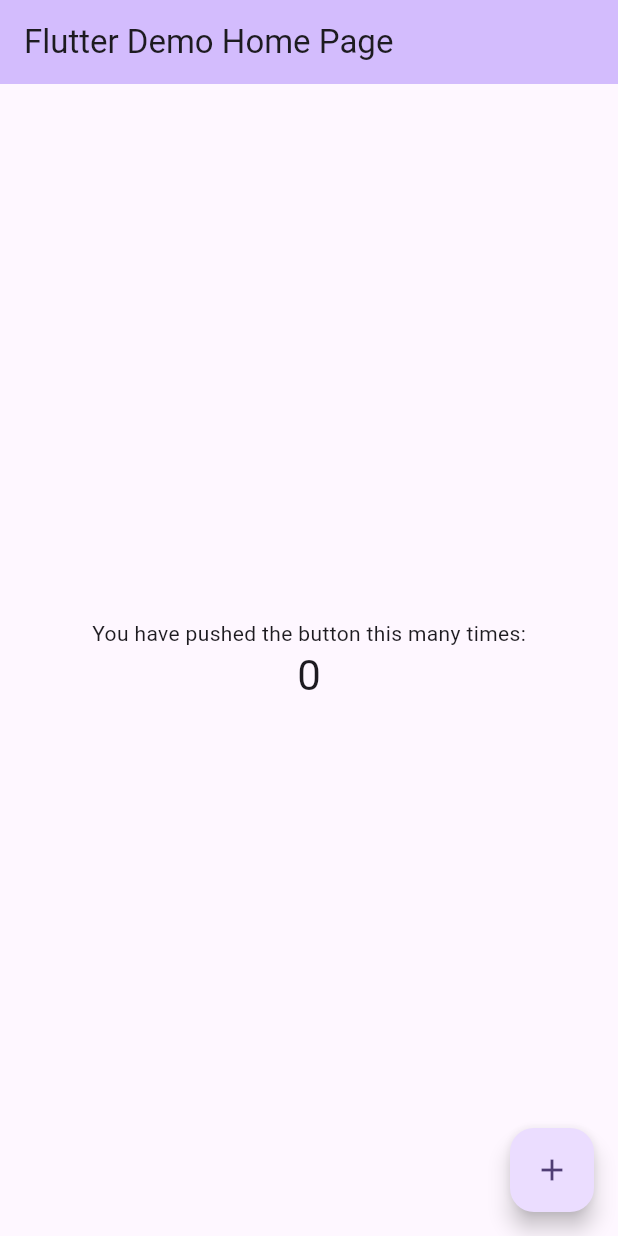
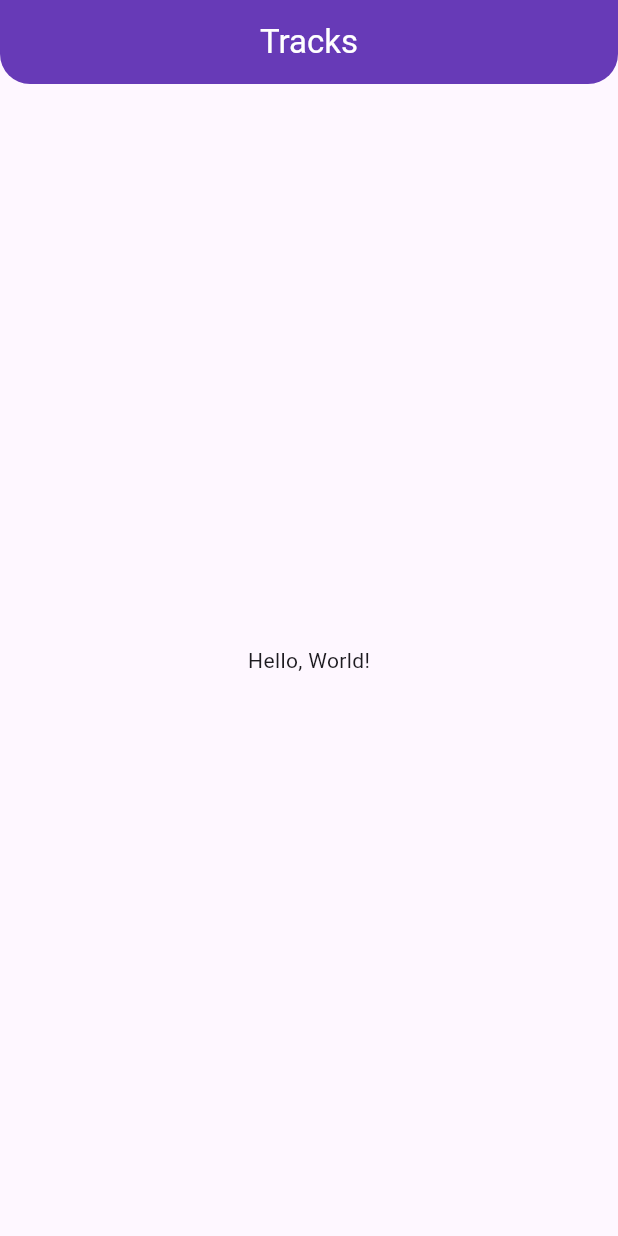
Before and after one commit to khushikawade/Relu_Consultancy_Flutter_Task, a Flutter app: the screen it shows after launch, on a phone screen of 412 x 824 dp. Run offline on Flutter 3.47's test engine with Material 3 defaults, Android fonts, the phone set to English and light mode, and no system bars.

Commit message:
done folder structure

```diff
--- a/lib/main.dart
+++ b/lib/main.dart
@@ -1,125 +1,6 @@
 import 'package:flutter/material.dart';
+import 'package:relu_consultancy_task/modules/home/ui/home_screen.dart';
 
 void main() {
-  runApp(const MyApp());
+  runApp(const HomeScreen());
 }
-
-class MyApp extends StatelessWidget {
-  const MyApp({super.key});
-
-  // This widget is the root of your application.
-  @override
-  Widget build(BuildContext context) {
-    return MaterialApp(
-      title: 'Flutter Demo',
-      theme: ThemeData(
-        // This is the theme of your application.
-        //
-        // TRY THIS: Try running your application with "flutter run". You'll see
-        // the application has a purple toolbar. Then, without quitting the app,
-        // try changing the seedColor in the colorScheme below to Colors.green
-        // and then invoke "hot reload" (save your changes or press the "hot
-        // reload" button in a Flutter-supported IDE, or press "r" if you used
-        // the command line to start the app).
-        //
-        // Notice that the counter didn't reset back to zero; the application
-        // state is not lost during the reload. To reset the state, use hot
-        // restart instead.
-        //
-        // This works for code too, not just values: Most code changes can be
-        // tested with just a hot reload.
-        colorScheme: ColorScheme.fromSeed(seedColor: Colors.deepPurple),
-        useMaterial3: true,
-      ),
-      home: const MyHomePage(title: 'Flutter Demo Home Page'),
-    );
-  }
-}
-
-class MyHomePage extends StatefulWidget {
-  const MyHomePage({super.key, required this.title});
-
-  // This widget is the home page of your application. It is stateful, meaning
-  // that it has a State object (defined below) that contains fields that affect
-  // how it looks.
-
-  // This class is the configuration for the state. It holds the values (in this
-  // case the title) provided by the parent (in this case the App widget) and
-  // used by the build method of the State. Fields in a Widget subclass are
-  // always marked "final".
-
-  final String title;
-
-  @override
-  State<MyHomePage> createState() => _MyHomePageState();
-}
-
-class _MyHomePageState extends State<MyHomePage> {
-  int _counter = 0;
-
-  void _incrementCounter() {
-    setState(() {
-      // This call to setState tells the Flutter framework that something has
-      // changed in this State, which causes it to rerun the build method below
-      // so that the display can reflect the updated values. If we changed
-      // _counter without calling setState(), then the build method would not be
-      // called again, and so nothing would appear to happen.
-      _counter++;
-    });
-  }
-
-  @override
-  Widget build(BuildContext context) {
-    // This method is rerun every time setState is called, for instance as done
-    // by the _incrementCounter method above.
-    //
-    // The Flutter framework has been optimized to make rerunning build methods
-    // fast, so that you can just rebuild anything that needs updating rather
-    // than having to individually change instances of widgets.
-    return Scaffold(
-      appBar: AppBar(
-        // TRY THIS: Try changing the color here to a specific color (to
-        // Colors.amber, perhaps?) and trigger a hot reload to see the AppBar
-        // change color while the other colors stay the same.
-        backgroundColor: Theme.of(context).colorScheme.inversePrimary,
-        // Here we take the value from the MyHomePage object that was created by
-        // the App.build method, and use it to set our appbar title.
-        title: Text(widget.title),
-      ),
-      body: Center(
-        // Center is a layout widget. It takes a single child and positions it
-        // in the middle of the parent.
-        child: Column(
-          // Column is also a layout widget. It takes a list of children and
-          // arranges them vertically. By default, it sizes itself to fit its
-          // children horizontally, and tries to be as tall as its parent.
-          //
-          // Column has various properties to control how it sizes itself and
-          // how it positions its children. Here we use mainAxisAlignment to
-          // center the children vertically; the main axis here is the vertical
-          // axis because Columns are vertical (the cross axis would be
-          // horizontal).
-          //
-          // TRY THIS: Invoke "debug painting" (choose the "Toggle Debug Paint"
-          // action in the IDE, or press "p" in the console), to see the
-          // wireframe for each widget.
-          mainAxisAlignment: MainAxisAlignment.center,
-          children: <Widget>[
-            const Text(
-              'You have pushed the button this many times:',
-            ),
-            Text(
-              '$_counter',
-              style: Theme.of(context).textTheme.headlineMedium,
-            ),
-          ],
-        ),
-      ),
-      floatingActionButton: FloatingActionButton(
-        onPressed: _incrementCounter,
-        tooltip: 'Increment',
-        child: const Icon(Icons.add),
-      ), // This trailing comma makes auto-formatting nicer for build methods.
-    );
-  }
-}
--- /dev/null
+++ b/lib/modules/home/ui/home_screen.dart
@@ -0,0 +1,35 @@
+import 'package:flutter/material.dart';
+
+class HomeScreen extends StatefulWidget {
+  const HomeScreen({super.key});
+
+  @override
+  State<HomeScreen> createState() => _HomeScreenState();
+}
+
+class _HomeScreenState extends State<HomeScreen> {
+  @override
+  Widget build(BuildContext context) {
+    return MaterialApp(
+      debugShowCheckedModeBanner: false,
+      home: Scaffold(
+        appBar: AppBar(
+          shape: const RoundedRectangleBorder(
+            borderRadius: BorderRadius.vertical(
+              bottom: Radius.circular(20), // Adjust the radius as needed
+            ),
+          ),
+          backgroundColor: Colors.deepPurple,
+          centerTitle: true,
+          title: const Text(
+            'Tracks',
+            style: TextStyle(color: Colors.white),
+          ),
+        ),
+        body: const Center(
+          child: Text('Hello, World!'),
+        ),
+      ),
+    );
+  }
+}
```
Also changed, not shown: lib/modules/Details/bloc/details_bloc.dart (added), lib/modules/Details/bloc/details_event.dart (added), lib/modules/Details/bloc/details_state.dart (added), lib/modules/Details/response_model/details_response.dart (added), lib/modules/Details/ui/details_view.dart (added), lib/modules/Details/view_model/details_view_model.dart (added), lib/modules/home/bloc/home_bloc.dart (added), lib/modules/home/bloc/home_event.dart (added), lib/modules/home/bloc/home_state.dart (added), lib/modules/home/respose_model/home_respose_model.dart (added), lib/modules/home/view_model/home_screen_view_model.dart (added), lib/services/api.dart (added), lib/services/api_client.dart (added), lib/services/api_methods.dart (added).
